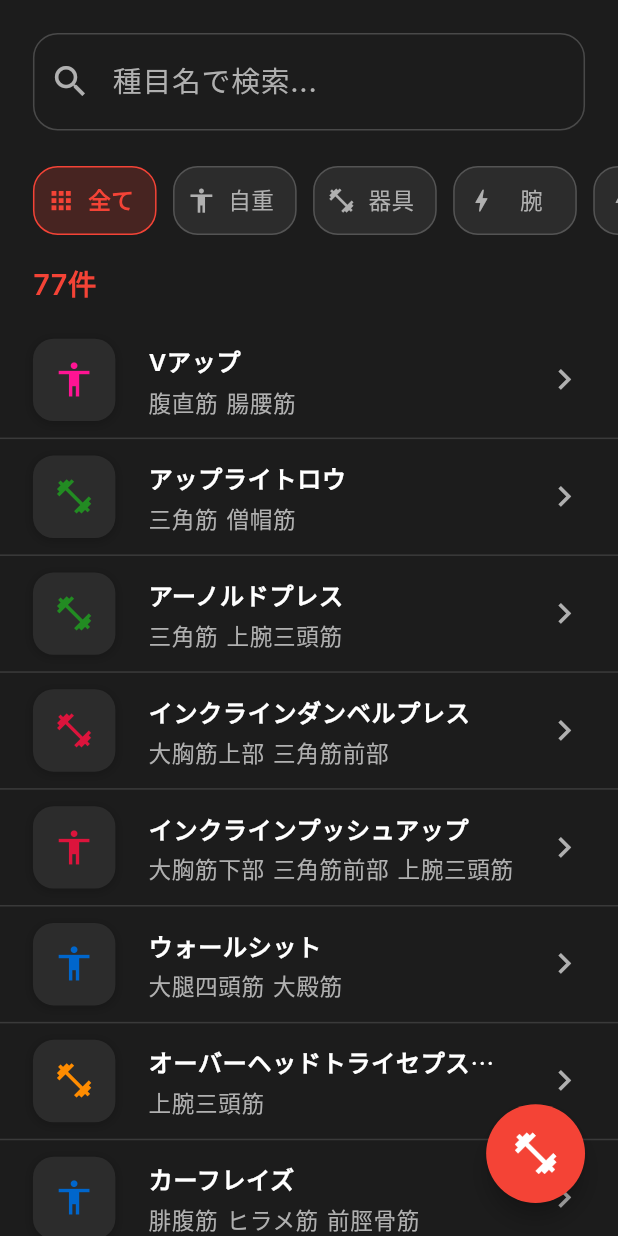
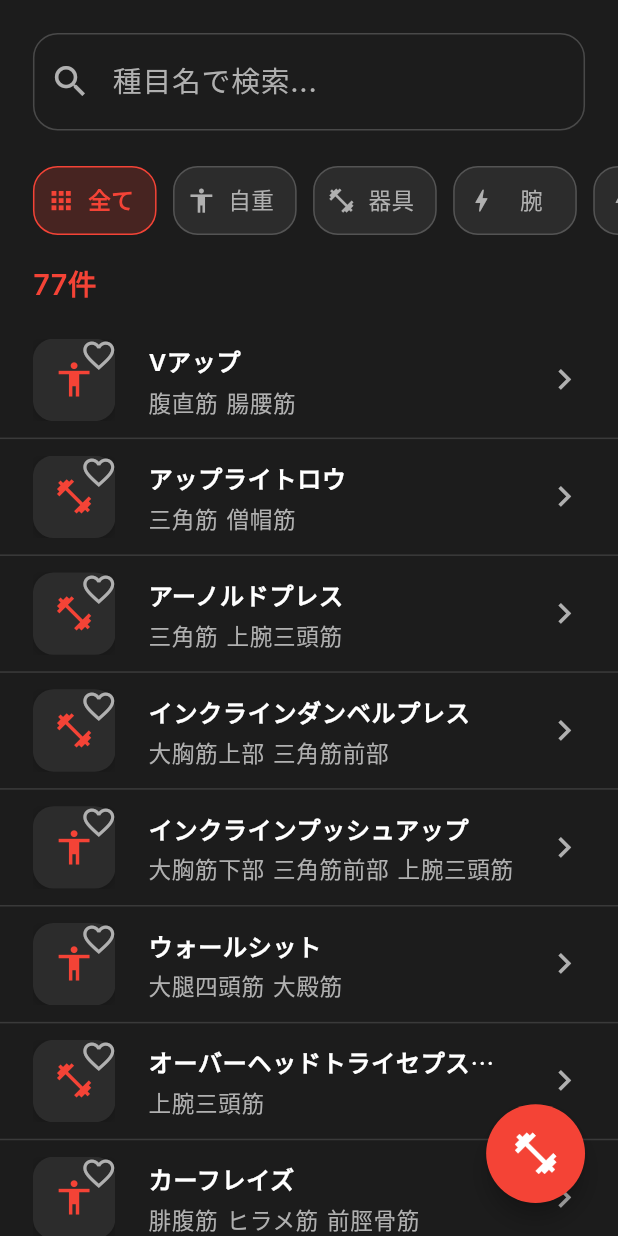
Before and after one commit to Maymayworld/hercules, a Flutter app: the ExerciseScreen screen opened directly, on a phone screen of 412 x 824 dp. Run offline on Flutter 3.47's test engine with Material 3 defaults, Android fonts, the phone set to English and light mode, and no system bars; our stand-ins replace file_picker, flutter_hooks, flutter_riverpod, font_awesome_flutter, google_fonts, hooks_riverpod and 4 more; accounts and stored records are empty; generated files the repository leaves out were written again.

```diff
--- a/lib/main/home.dart
+++ b/lib/main/home.dart
@@ -61,7 +61,7 @@ class GlassBottomNavigationBar extends StatelessWidget {
   @override
   Widget build(BuildContext context) {
     return Container(
-      height: 49,
+      height: 56,
       decoration: const BoxDecoration(
         color: Colors.transparent,
       ),
--- a/lib/pages/exercise/exercise_screen.dart
+++ b/lib/pages/exercise/exercise_screen.dart
@@ -11,6 +11,7 @@ import 'widgets/exercise_record_sheet.dart';
 import 'widgets/result_dialog_widget.dart';
 import '../../providers/recording_state_provider.dart';
 import '../../providers/exercise_records_provider.dart';
+import '../../providers/favorites_provider.dart';
 import 'package:google_fonts/google_fonts.dart';
 
 class ExerciseScreen extends HookConsumerWidget {
@@ -58,11 +59,13 @@ class ExerciseScreen extends HookConsumerWidget {
     final searchController = useTextEditingController();
     final selectedBodyParts = useState<Set<BodyPart>>(<BodyPart>{});
     final equipmentFilter = useState<bool?>(null); // null: 全て, true: 器具あり, false: 器具なし
+    final favoritesFilter = useState<bool>(false); // お気に入りフィルター
     final filteredExercises = useState<List<Exercise>>(sortedExercises); // ソート済みリストで初期化
 
     // 記録モードの状態を監視
     final isRecording = ref.watch(recordingStateProvider);
     final exerciseRecords = ref.watch(exerciseRecordsProvider);
+    final favorites = ref.watch(favoritesProvider);
 
     void updateFilteredExercises() {
       var filtered = ExerciseData.getFilteredExercises(
@@ -70,6 +73,12 @@ class ExerciseScreen extends HookConsumerWidget {
         selectedBodyParts: selectedBodyParts.value.isEmpty ? null : selectedBodyParts.value,
         equipmentFilter: equipmentFilter.value,
       );
+
+      // お気に入りフィルターを適用
+      if (favoritesFilter.value) {
+        filtered = filtered.where((exercise) => favorites.contains(exercise.id)).toList();
+      }
+
       // 変更可能なリストに変換してからソート
       var mutableFiltered = List<Exercise>.from(filtered);
       mutableFiltered.sort((a, b) => a.name.compareTo(b.name));
@@ -96,9 +105,15 @@ class ExerciseScreen extends HookConsumerWidget {
       updateFilteredExercises();
     }
 
+    void toggleFavoritesFilter() {
+      favoritesFilter.value = !favoritesFilter.value;
+      updateFilteredExercises();
+    }
+
     void clearAllFilters() {
       selectedBodyParts.value = <BodyPart>{};
       equipmentFilter.value = null;
+      favoritesFilter.value = false;
       searchController.clear();
       filteredExercises.value = sortedExercises; // ソート済みの全リストに戻す
     }
@@ -108,6 +123,12 @@ class ExerciseScreen extends HookConsumerWidget {
       searchController.addListener(listener);
       return () => searchController.removeListener(listener);
     }, [searchController]);
+
+    // お気に入りの変更を監視
+    useEffect(() {
+      updateFilteredExercises();
+      return null;
+    }, [favorites]);
 
     final theme = Theme.of(context);
 
@@ -163,7 +184,9 @@ class ExerciseScreen extends HookConsumerWidget {
                         _buildFilterChip(
                           context: context,
                           label: '全て',
-                          isSelected: selectedBodyParts.value.isEmpty && equipmentFilter.value == null,
+                          isSelected: selectedBodyParts.value.isEmpty &&
+                                     equipmentFilter.value == null &&
+                                     !favoritesFilter.value,
                           onTap: clearAllFilters,
                           isAllChip: true,
                         ),
@@ -203,6 +226,15 @@ class ExerciseScreen extends HookConsumerWidget {
                           ),
                         )),
 
+                        // お気に入りチップ（一番右）
+                        _buildFilterChip(
+                          context: context,
+                          label: '', // テキストなし
+                          isSelected: favoritesFilter.value,
+                          onTap: toggleFavoritesFilter,
+                          isFavoritesChip: true,
+                        ),
+
                         SizedBox(width: 16.sp), // 右側の余白
                       ],
                     ),
@@ -223,11 +255,11 @@ class ExerciseScreen extends HookConsumerWidget {
                         ),
                       ),
                       const Spacer(),
-                      if (selectedBodyParts.value.isNotEmpty || equipmentFilter.value != null)
+                      if (selectedBodyParts.value.isNotEmpty || equipmentFilter.value != null || favoritesFilter.value)
                         Expanded(
                           flex: 3,
                           child: Text(
-                            _buildFilterStatusText(selectedBodyParts.value, equipmentFilter.value),
+                            _buildFilterStatusText(selectedBodyParts.value, equipmentFilter.value, favoritesFilter.value),
                             style: GoogleFonts.inter(
                               color: Colors.red,
                               fontSize: 14.sp,
@@ -274,8 +306,12 @@ class ExerciseScreen extends HookConsumerWidget {
     );
   }
 
-  String _buildFilterStatusText(Set<BodyPart> selectedBodyParts, bool? equipmentFilter) {
+  String _buildFilterStatusText(Set<BodyPart> selectedBodyParts, bool? equipmentFilter, bool favoritesFilter) {
     List<String> filters = [];
+
+    if (favoritesFilter) {
+      filters.add('お気に入り');
+    }
 
     if (equipmentFilter != null) {
       filters.add(equipmentFilter ? '器具' : '自重');
@@ -347,12 +383,15 @@ Widget _buildFilterChip({
   BodyPart? bodyPart,
   bool isAllChip = false,
   bool isEquipmentChip = false,
+  bool isFavoritesChip = false,
   bool? equipmentType, // true: 器具あり, false: 器具なし
 }) {
   IconData chipIcon;
 
   if (isAllChip) {
     chipIcon = Icons.apps; // 元のままのアイコン
+  } else if (isFavoritesChip) {
+    chipIcon = Icons.favorite; // お気に入りアイコン
   } else if (isEquipmentChip) {
     chipIcon = equipmentType == true ? Icons.fitness_center : Icons.accessibility; // ダンベル・自重忍者
   } else if (bodyPart != null) {
@@ -411,6 +450,7 @@ Widget _buildFilterChip({
               ? Colors.red
               : darkTextSecondary,
           ),
+          if (label.isNotEmpty) ...[
             SizedBox(width: 2.sp),
             Expanded(
               child: Text(
@@ -425,6 +465,7 @@ Widget _buildFilterChip({
                 ),
               ),
             ),
+          ],
         ],
       ),
     ),
--- a/lib/pages/exercise/widgets/exercise_detail_sheet.dart
+++ b/lib/pages/exercise/widgets/exercise_detail_sheet.dart
@@ -156,7 +156,7 @@ class ExerciseDetailSheet extends StatelessWidget {
             decoration: darkCardDecoration,
             child: Icon(
               _getExerciseIcon(),
-              color: exercise.mainBodyPart.color,
+              color: Colors.red, // 赤で統一
               size: 20.sp,
             ),
           ),
--- a/lib/pages/exercise/widgets/exercise_record_sheet.dart
+++ b/lib/pages/exercise/widgets/exercise_record_sheet.dart
@@ -216,7 +216,7 @@ class ExerciseRecordSheet extends HookConsumerWidget {
             decoration: darkCardDecoration,
             child: Icon(
               _getExerciseIcon(),
-              color: exercise.mainBodyPart.color,
+              color: Colors.red, // 赤で統一
               size: 20.sp,
             ),
           ),
--- a/lib/pages/exercise/widgets/exercise_tile_widget.dart
+++ b/lib/pages/exercise/widgets/exercise_tile_widget.dart
@@ -5,6 +5,7 @@ import 'package:sizer/sizer.dart';
 import '../data/exercise_data.dart';
 import '../../../providers/recording_state_provider.dart';
 import '../../../providers/exercise_records_provider.dart';
+import '../../../providers/favorites_provider.dart';
 import 'package:google_fonts/google_fonts.dart';
 
 class ExerciseTileWidget extends HookConsumerWidget {
@@ -42,6 +43,8 @@ class ExerciseTileWidget extends HookConsumerWidget {
     final theme = Theme.of(context);
     final isRecording = ref.watch(recordingStateProvider);
     final exerciseRecord = ref.watch(exerciseRecordsProvider)[exercise.id];
+    final favorites = ref.watch(favoritesProvider);
+    final isFavorite = favorites.contains(exercise.id);
 
     return InkWell(
       onTap: onTap,
@@ -60,16 +63,39 @@ class ExerciseTileWidget extends HookConsumerWidget {
         ),
         child: Row(
           children: [
-            // 左側：メイン部位のアイコン（ダークテーマ）
+            // 左側：メイン部位のアイコン（ダークテーマ）+ ハートボタン
+            Stack(
+              children: [
                 Container(
                   width: 40.sp,
                   height: 40.sp,
                   decoration: darkCardDecoration,
                   child: Icon(
                     _getExerciseIcon(),
-                color: exercise.mainBodyPart.color, // 部位別の色
+                    color: Colors.red, // 赤で統一
                     size: 20.sp,
                   ),
+                ),
+                // ハートボタン（右上角）
+                Positioned(
+                  top: -4.sp,
+                  right: -4.sp,
+                  child: GestureDetector(
+                    onTap: () {
+                      ref.read(favoritesProvider.notifier).toggleFavorite(exercise.id);
+                    },
+                    child: Container(
+                      width: 24.sp,
+                      height: 24.sp,
+                      child: Icon(
+                        isFavorite ? Icons.favorite : Icons.favorite_border,
+                        size: 18.sp,
+                        color: isFavorite ? Colors.red : darkTextSecondary,
+                      ),
+                    ),
+                  ),
+                ),
+              ],
             ),
 
             SizedBox(width: 16.sp),
```
Also changed, not shown: lib/pages/profile/profile_screen.dart (+66 -93 lines), lib/pages/profile/widgets/expandable_workout_tile.dart (+12 -20 lines), lib/pages/profile/widgets/setting_sheet.dart (+0 -38 lines), lib/providers/favorites_provider.dart (added, +77 -0 lines), 1 other file. Lines whose indentation alone changed are shown as unchanged.
